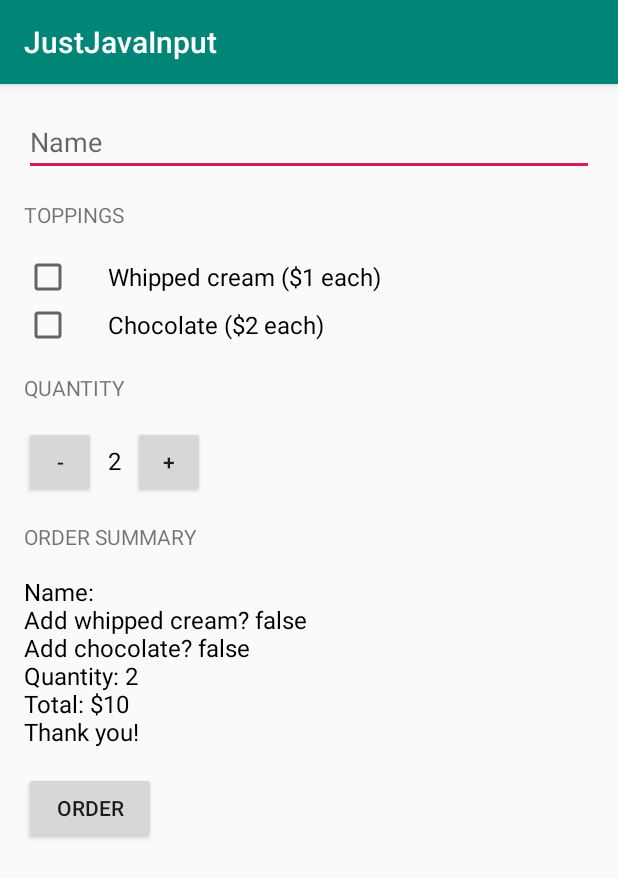
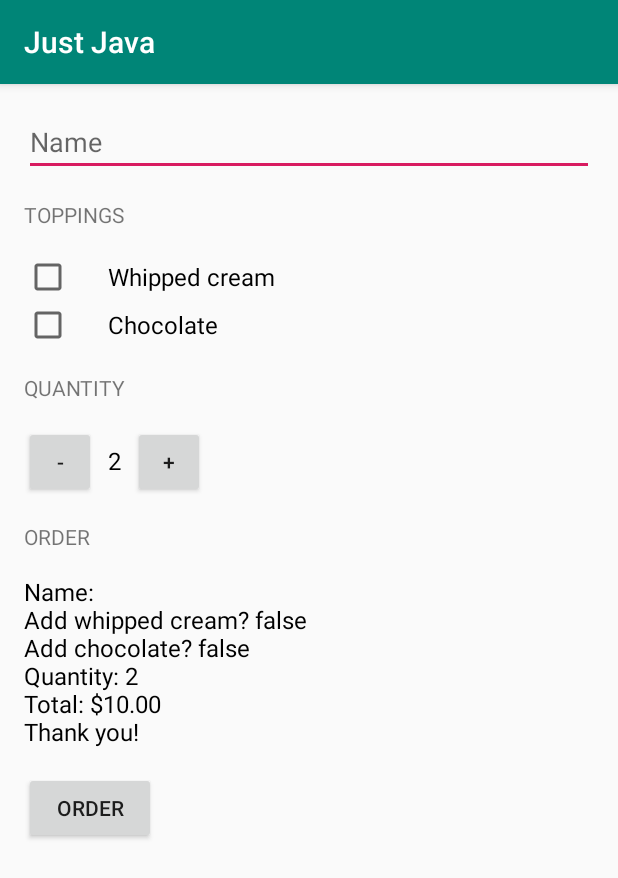
Before and after one commit to Eisweinjlee/Android-InputDesign-study, an Android app: the screen it shows after launch (MainActivity), after a tap on "ORDER", on a phone screen of 412 x 824 dp. Shown: the top 878 px of the screen. Run offline under Robolectric (Android 15) with nearby library versions, the phone set to English and light mode, and no system bars.

Commit message:
change the hardcoded string refering to res/values/string.xml

```diff
--- a/app/src/main/java/com/example/android/justjavainput/MainActivity.java
+++ b/app/src/main/java/com/example/android/justjavainput/MainActivity.java
@@ -73,16 +73,23 @@ public class MainActivity extends AppCompatActivity {
     }
 
     /**
-     * Create an order summary.
+     * Create summary of the order.
+     *
+     * @param name            on the order
+     * @param price           of the order
+     * @param addWhippedCream is whether or not to add whipped cream to the coffee
+     * @param addChocolate    is whether or not to add chocolate to the coffee
+     * @return text summary
      */
 
     private String createOrderSummary(int price, boolean addWhippedCream, boolean addChocolate, String name) {
-        String priceMessage = "Name: " + name;
-        priceMessage += "\nAdd whipped cream? " + addWhippedCream;
-        priceMessage += "\nAdd chocolate? " + addChocolate;
-        priceMessage += "\nQuantity: " + quantity;
-        priceMessage += "\nTotal: $" + price;
-        priceMessage += "\nThank you!";
+        String priceMessage = getString(R.string.order_summary_name, name);
+        priceMessage += "\n" + getString(R.string.order_summary_whipped_cream, addWhippedCream);
+        priceMessage += "\n" + getString(R.string.order_summary_chocolate, addChocolate);
+        priceMessage += "\n" + getString(R.string.order_summary_quantity, quantity);
+        priceMessage += "\n" + getString(R.string.order_summary_price,
+                NumberFormat.getCurrencyInstance().format(price));
+        priceMessage += "\n" + getString(R.string.thank_you);
         return priceMessage;
     }
 
--- a/app/src/main/res/layout/activity_main.xml
+++ b/app/src/main/res/layout/activity_main.xml
@@ -20,13 +20,13 @@
             android:layout_width="match_parent"
             android:layout_height="wrap_content"
             android:layout_marginBottom="16dp"
-            android:hint="Name"
+            android:hint="@string/name"
             android:inputType="textCapWords" />
 
         <TextView
             android:layout_width="wrap_content"
             android:layout_height="wrap_content"
-            android:text="Toppings"
+            android:text="@string/toppings"
             android:textAllCaps="true" />
 
         <CheckBox
@@ -35,7 +35,7 @@
             android:layout_height="wrap_content"
             android:layout_marginTop="16dp"
             android:paddingLeft="24dp"
-            android:text="Whipped cream ($1 each)"
+            android:text="@string/whipped_cream"
             android:textSize="16sp" />
 
         <CheckBox
@@ -44,13 +44,13 @@
             android:layout_height="wrap_content"
             android:layout_marginBottom="16dp"
             android:paddingLeft="24dp"
-            android:text="Chocolate ($2 each)"
+            android:text="@string/chocolate"
             android:textSize="16sp" />
 
         <TextView
             android:layout_width="wrap_content"
             android:layout_height="wrap_content"
-            android:text="Quantity"
+            android:text="@string/quantity"
             android:textAllCaps="true" />
 
         <LinearLayout
@@ -87,7 +87,7 @@
         <TextView
             android:layout_width="wrap_content"
             android:layout_height="wrap_content"
-            android:text="order summary"
+            android:text="@string/order"
             android:textAllCaps="true" />
 
         <TextView
@@ -104,7 +104,7 @@
             android:layout_width="wrap_content"
             android:layout_height="wrap_content"
             android:onClick="submitOrder"
-            android:text="order"
+            android:text="@string/order"
             android:textAllCaps="true" />
 
 
--- a/app/src/main/res/values/strings.xml
+++ b/app/src/main/res/values/strings.xml
@@ -1,3 +1,64 @@
-<resources>
-    <string name="app_name">JustJavaInput</string>
+<resources xmlns:xliff="urn:oasis:names:tc:xliff:document:1.2">
+    <!-- Title for the application. [CHAR LIMIT=12] -->
+    <string name="app_name">Just Java</string>
+
+    <!-- Hint text display in the empty field for the user's name [CHAR LIMIT=20] -->
+    <string name="name">Name</string>
+
+    <!-- Hint text display in the empty field for the user's name [CHAR LIMIT=20] -->
+    <string name="toppings">Toppings</string>
+
+    <!-- Hint text display in the empty field for the user's name [CHAR LIMIT=20] -->
+    <string name="whipped_cream">Whipped cream</string>
+
+    <!-- Hint text display in the empty field for the user's name [CHAR LIMIT=20] -->
+    <string name="chocolate">Chocolate</string>
+
+    <!-- Hint text display in the empty field for the user's name [CHAR LIMIT=20] -->
+    <string name="quantity">Quantity</string>
+
+    <!-- Hint text display in the empty field for the user's name [CHAR LIMIT=5] -->
+    <string name="initial_quantity_value">2</string>
+
+    <!-- Hint text display in the empty field for the user's name [CHAR LIMIT=20] -->
+    <string name="order">Order</string>
+
+    <!--
+      Name for the order summary. It will be shown in the format of "Name: Amy" where Amy is the
+      user's name. [CHAR LIMIT=NONE]
+    -->
+    <string name="order_summary_name">Name: <xliff:g id="name" example="Amy">%s</xliff:g></string>
+
+    <!--
+      Whipped cream topping for the order summary. It will be shown in the format of
+      "Add whipped cream? true" or "Add whipped cream? false". [CHAR LIMIT=NONE]
+    -->
+    <string name="order_summary_whipped_cream">Add whipped cream? <xliff:g id="addWhippedCream" example="true">%b</xliff:g></string>
+
+    <!--
+      Chocolate topping for the order summary. It will be shown in the format of
+      "Add chocolate? true" or "Add chocolate? false". [CHAR LIMIT=NONE]
+    -->
+    <string name="order_summary_chocolate">Add chocolate? <xliff:g id="addChocolate" example="true">%b</xliff:g></string>
+
+    <!--
+      Quantity of coffee cups for the order summary. It will be shown in the format of
+      "Quantity: 2", where 2 is the number of cups ordered. [CHAR LIMIT=NONE]
+    -->
+    <string name="order_summary_quantity">Quantity: <xliff:g id="quantity" example="2">%d</xliff:g></string>
+
+    <!--
+      Total price for the order summary. It will be shown in the format of
+      "Total: $10" where $10 is the price. [CHAR LIMIT=NONE]
+    -->
+    <string name="order_summary_price">Total: <xliff:g id="price" example="$10">%s</xliff:g></string>
+
+    <!-- Thank you message for the order summary. [CHAR LIMIT=NONE] -->
+    <string name="thank_you">Thank you!</string>
+
+    <!--
+      Subject line for the order summary email. It will be in the format of
+      "Just Java order for Amy" where Amy is the user's name. [CHAR LIMIT=NONE]
+    -->
+    <string name="order_summary_email_subject">Just Java order for <xliff:g id="name" example="Amy">%s</xliff:g></string>
 </resources>
```
